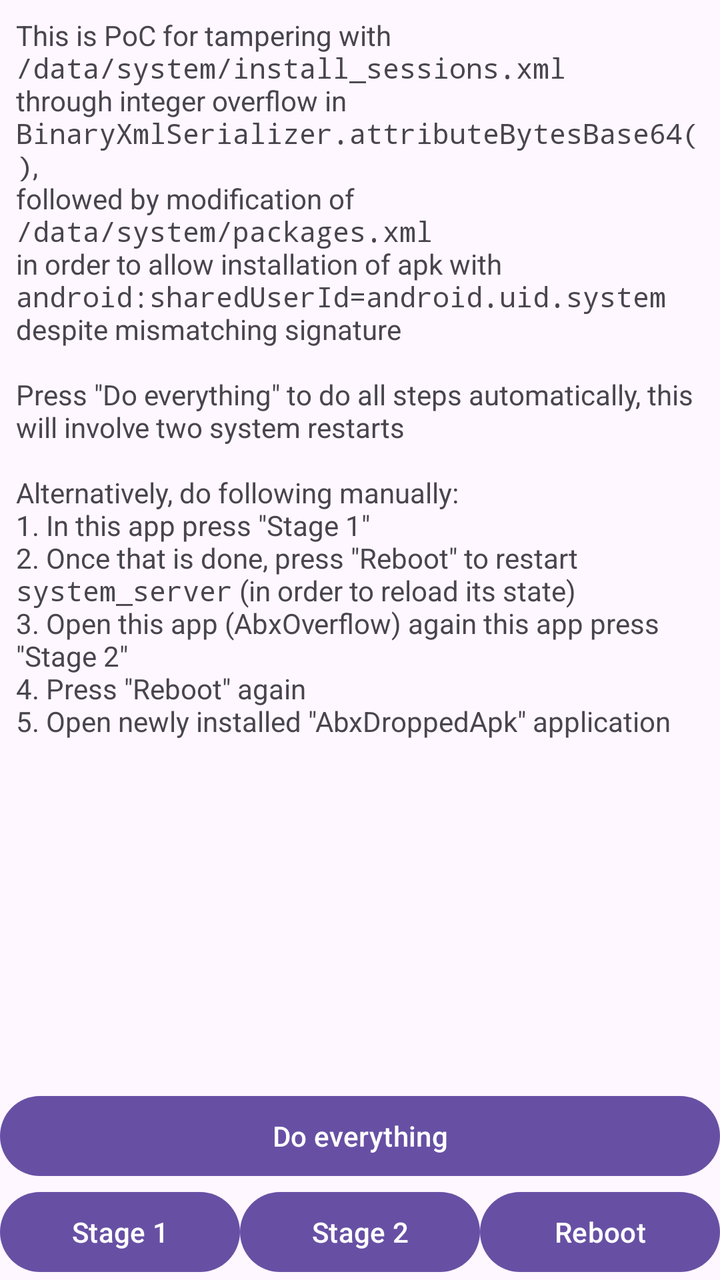
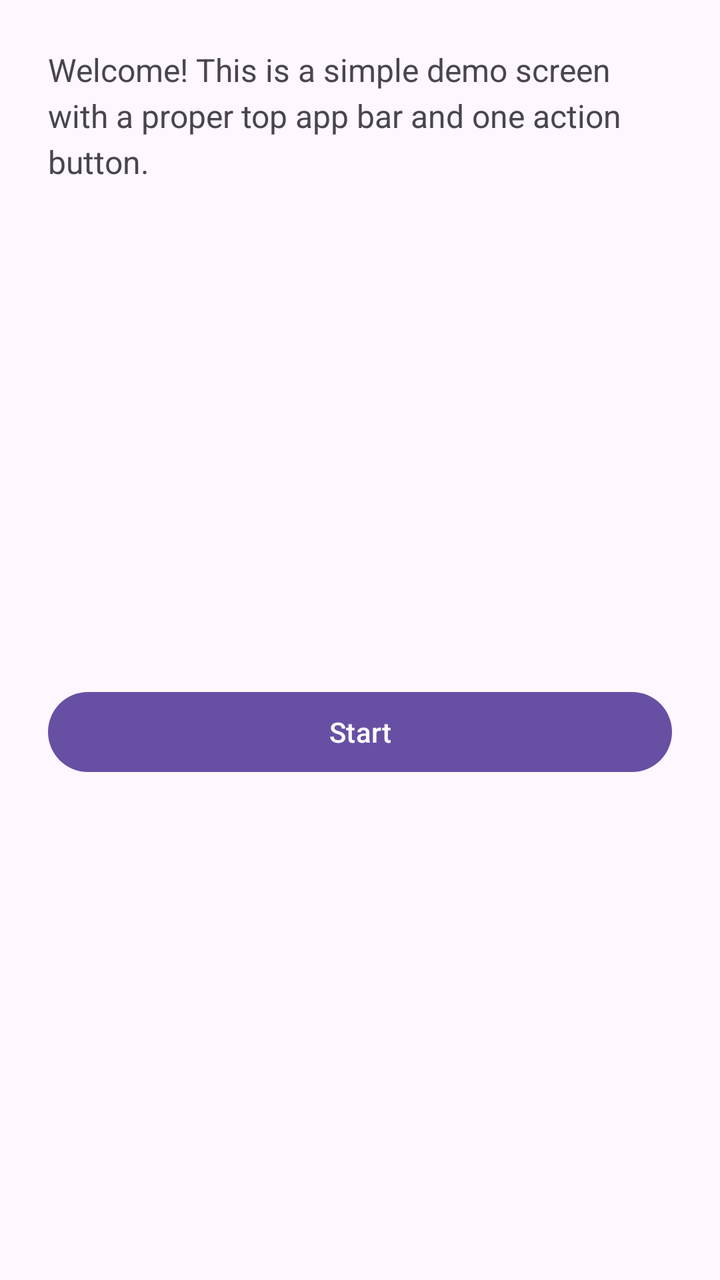

Compare the two renders of this Android layout. The source of the first and the diff that turns it into the second are given below.
<!-- AndroidManifest.xml: application theme Theme.AbxOverflow -->
<!-- res/layout/activity_main.xml -->
<?xml version="1.0" encoding="utf-8"?>
<androidx.constraintlayout.widget.ConstraintLayout xmlns:android="http://schemas.android.com/apk/res/android"
    xmlns:app="http://schemas.android.com/apk/res-auto"
    xmlns:tools="http://schemas.android.com/tools"
    android:layout_width="match_parent"
    android:layout_height="match_parent"
    tools:context=".MainActivity">

    <ScrollView
        android:id="@+id/scrollView2"
        android:layout_width="0dp"
        android:layout_height="0dp"
        app:layout_constraintBottom_toTopOf="@+id/button_everything"
        app:layout_constraintEnd_toEndOf="parent"
        app:layout_constraintStart_toStartOf="parent"
        app:layout_constraintTop_toTopOf="parent">

        <TextView
            android:layout_width="wrap_content"
            android:layout_height="wrap_content"
            android:padding="8dp"
            android:text="@string/intro" />
    </ScrollView>

    <Button
        android:id="@+id/button_everything"
        android:layout_width="0dp"
        android:layout_height="wrap_content"
        android:onClick="doEverything"
        android:text="@string/do_everything"
        app:layout_constraintBottom_toTopOf="@+id/button_stage1"
        app:layout_constraintEnd_toEndOf="parent"
        app:layout_constraintStart_toStartOf="parent" />
    <Button
        android:id="@+id/button_stage1"
        android:layout_width="0dp"
        android:layout_height="wrap_content"
        android:onClick="doStage1"
        android:text="@string/stage_1"
        app:layout_constraintBottom_toBottomOf="parent"
        app:layout_constraintEnd_toStartOf="@+id/button_stage2"
        app:layout_constraintHorizontal_bias="0.5"
        app:layout_constraintStart_toStartOf="parent" />

    <Button
        android:id="@+id/button_stage2"
        android:layout_width="0dp"
        android:layout_height="wrap_content"
        android:onClick="doStage2"
        android:text="@string/stage_2"
        app:layout_constraintBottom_toBottomOf="parent"
        app:layout_constraintEnd_toStartOf="@+id/button_crash"
        app:layout_constraintHorizontal_bias="0.5"
        app:layout_constraintStart_toEndOf="@+id/button_stage1" />

    <Button
        android:id="@+id/button_crash"
        android:layout_width="0dp"
        android:layout_height="wrap_content"
        android:onClick="doCrash"
        android:text="@string/reboot"
        app:layout_constraintBottom_toBottomOf="parent"
        app:layout_constraintEnd_toEndOf="parent"
        app:layout_constraintHorizontal_bias="0.5"
        app:layout_constraintStart_toEndOf="@+id/button_stage2" />

</androidx.constraintlayout.widget.ConstraintLayout>
<!-- resources referenced by this layout -->
<resources>
  <string name="do_everything">Do everything</string>
  <string name="intro">
          This is PoC for tampering with
          \n<tt>/data/system/install_sessions.xml</tt>
          \nthrough integer overflow in
          \n<tt>BinaryXmlSerializer.attributeBytesBase64()</tt>,
          \nfollowed by modification of
          \n<tt>/data/system/packages.xml</tt>
          \nin order to allow installation of apk with
          \n<tt>android:sharedUserId="android.uid.system"</tt>
          \ndespite mismatching signature
  
          \n\nPress \"Do everything\" to do all steps automatically,
          this will involve two system restarts
  
          \n\nAlternatively, do following manually:
          \n1. In this app press \"Stage 1\"
          \n2. Once that is done, press \"Reboot\" to restart <tt>system_server</tt> (in order to reload its state)
          \n3. Open this app (AbxOverflow) again this app press \"Stage 2\"
          \n4. Press \"Reboot\" again
          \n5. Open newly installed \"AbxDroppedApk\" application
      </string>
  <string name="reboot">Reboot</string>
  <string name="stage_1">Stage 1</string>
  <string name="stage_2">Stage 2</string>
  <style name="Theme.AbxOverflow" parent="Base.Theme.AbxOverflow" />
  <style name="Base.Theme.AbxOverflow" parent="Theme.Material3.DayNight.NoActionBar">
          
          
      </style>
</resources>

<!-- the commit's change to res/layout/activity_main.xml (unified diff, before → after) -->
@@ -1,67 +1,57 @@
 <?xml version="1.0" encoding="utf-8"?>
-<androidx.constraintlayout.widget.ConstraintLayout xmlns:android="http://schemas.android.com/apk/res/android"
+<androidx.coordinatorlayout.widget.CoordinatorLayout
+    xmlns:android="http://schemas.android.com/apk/res/android"
     xmlns:app="http://schemas.android.com/apk/res-auto"
     xmlns:tools="http://schemas.android.com/tools"
     android:layout_width="match_parent"
     android:layout_height="match_parent"
     tools:context=".MainActivity">
 
-    <ScrollView
-        android:id="@+id/scrollView2"
-        android:layout_width="0dp"
-        android:layout_height="0dp"
-        app:layout_constraintBottom_toTopOf="@+id/button_everything"
-        app:layout_constraintEnd_toEndOf="parent"
-        app:layout_constraintStart_toStartOf="parent"
-        app:layout_constraintTop_toTopOf="parent">
+    <com.google.android.material.appbar.MaterialToolbar
+        android:id="@+id/topAppBar"
+        android:layout_width="match_parent"
+        android:layout_height="?attr/actionBarSize"
+        android:background="?attr/colorSurface"
+        android:title="@string/NewsReader"
+        app:titleCentered="true"
+        app:titleTextColor="?attr/colorOnSurface"
+        app:layout_scrollFlags="scroll|enterAlways"
+        app:elevation="4dp" />
+
+    
+    <androidx.constraintlayout.widget.ConstraintLayout
+        android:id="@+id/content"
+        android:layout_width="match_parent"
+        android:layout_height="match_parent"
+        android:padding="24dp"
+        app:layout_behavior="@string/appbar_scrolling_view_behavior">
 
         <TextView
-            android:layout_width="wrap_content"
+            android:id="@+id/text_intro"
+            android:layout_width="0dp"
             android:layout_height="wrap_content"
-            android:padding="8dp"
-            android:text="@string/intro" />
-    </ScrollView>
+            android:text="@string/intro"
+            android:textSize="16sp"
+            android:lineSpacingExtra="4dp"
+            app:layout_constraintTop_toTopOf="parent"
+            app:layout_constraintStart_toStartOf="parent"
+            app:layout_constraintEnd_toEndOf="parent" />
 
-    <Button
-        android:id="@+id/button_everything"
-        android:layout_width="0dp"
-        android:layout_height="wrap_content"
-        android:onClick="doEverything"
-        android:text="@string/do_everything"
-        app:layout_constraintBottom_toTopOf="@+id/button_stage1"
-        app:layout_constraintEnd_toEndOf="parent"
-        app:layout_constraintStart_toStartOf="parent" />
-    <Button
-        android:id="@+id/button_stage1"
-        android:layout_width="0dp"
-        android:layout_height="wrap_content"
-        android:onClick="doStage1"
-        android:text="@string/stage_1"
-        app:layout_constraintBottom_toBottomOf="parent"
-        app:layout_constraintEnd_toStartOf="@+id/button_stage2"
-        app:layout_constraintHorizontal_bias="0.5"
-        app:layout_constraintStart_toStartOf="parent" />
+        <com.google.android.material.button.MaterialButton
+            android:id="@+id/button_start"
+            android:layout_width="0dp"
+            android:layout_height="wrap_content"
+            android:text="@string/start"
+            android:onClick="doCrash"
+            app:cornerRadius="24dp"
+            app:iconPadding="8dp"
+            app:layout_constraintTop_toBottomOf="@id/text_intro"
+            app:layout_constraintStart_toStartOf="parent"
+            app:layout_constraintEnd_toEndOf="parent"
+            app:layout_constraintBottom_toBottomOf="parent"
+            app:layout_constraintHorizontal_bias="0.5"
+            android:layout_marginTop="24dp" />
 
-    <Button
-        android:id="@+id/button_stage2"
-        android:layout_width="0dp"
-        android:layout_height="wrap_content"
-        android:onClick="doStage2"
-        android:text="@string/stage_2"
-        app:layout_constraintBottom_toBottomOf="parent"
-        app:layout_constraintEnd_toStartOf="@+id/button_crash"
-        app:layout_constraintHorizontal_bias="0.5"
-        app:layout_constraintStart_toEndOf="@+id/button_stage1" />
+    </androidx.constraintlayout.widget.ConstraintLayout>
 
-    <Button
-        android:id="@+id/button_crash"
-        android:layout_width="0dp"
-        android:layout_height="wrap_content"
-        android:onClick="doCrash"
-        android:text="@string/reboot"
-        app:layout_constraintBottom_toBottomOf="parent"
-        app:layout_constraintEnd_toEndOf="parent"
-        app:layout_constraintHorizontal_bias="0.5"
-        app:layout_constraintStart_toEndOf="@+id/button_stage2" />
-
-</androidx.constraintlayout.widget.ConstraintLayout>
+</androidx.coordinatorlayout.widget.CoordinatorLayout>
<!-- resource entries referenced after the edit -->
@@ -1,30 +1,8 @@
 <!-- resources referenced by this layout -->
 <resources>
-  <string name="do_everything">Do everything</string>
-  <string name="intro">
-          This is PoC for tampering with
-          \n<tt>/data/system/install_sessions.xml</tt>
-          \nthrough integer overflow in
-          \n<tt>BinaryXmlSerializer.attributeBytesBase64()</tt>,
-          \nfollowed by modification of
-          \n<tt>/data/system/packages.xml</tt>
-          \nin order to allow installation of apk with
-          \n<tt>android:sharedUserId="android.uid.system"</tt>
-          \ndespite mismatching signature
-  
-          \n\nPress \"Do everything\" to do all steps automatically,
-          this will involve two system restarts
-  
-          \n\nAlternatively, do following manually:
-          \n1. In this app press \"Stage 1\"
-          \n2. Once that is done, press \"Reboot\" to restart <tt>system_server</tt> (in order to reload its state)
-          \n3. Open this app (AbxOverflow) again this app press \"Stage 2\"
-          \n4. Press \"Reboot\" again
-          \n5. Open newly installed \"AbxDroppedApk\" application
-      </string>
-  <string name="reboot">Reboot</string>
-  <string name="stage_1">Stage 1</string>
-  <string name="stage_2">Stage 2</string>
+  <string name="NewsReader">My App</string>
+  <string name="intro">Welcome! This is a simple demo screen with a proper top app bar and one action button.</string>
+  <string name="start">Start</string>
   <style name="Theme.AbxOverflow" parent="Base.Theme.AbxOverflow" />
   <style name="Base.Theme.AbxOverflow" parent="Theme.Material3.DayNight.NoActionBar">
           
